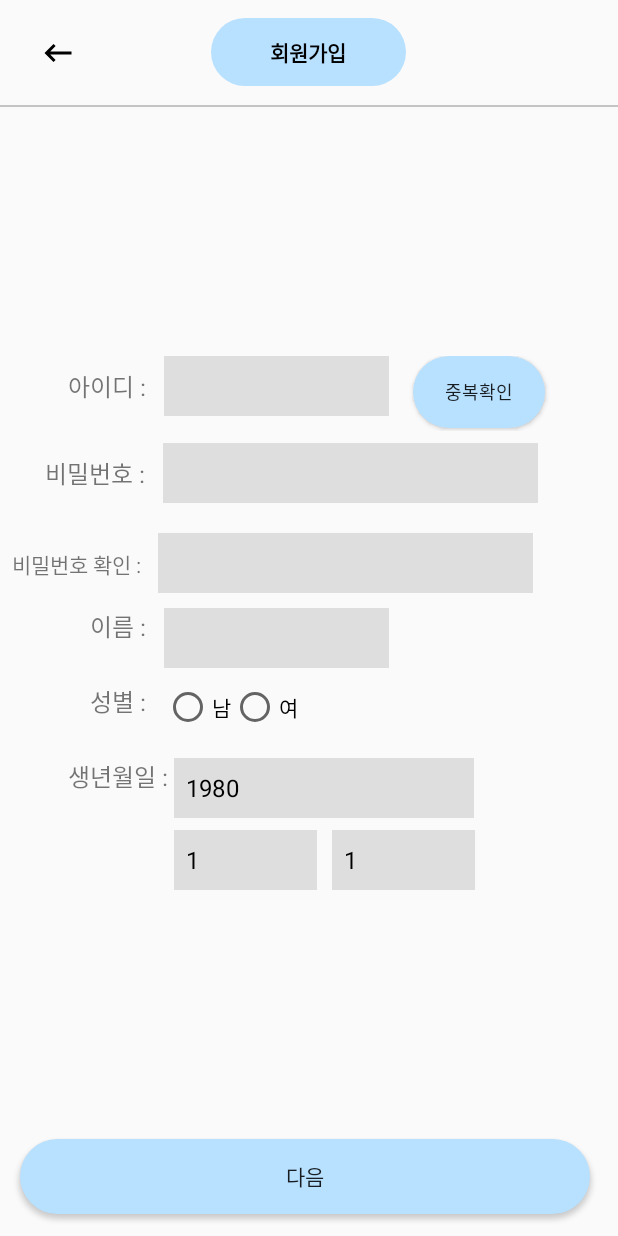
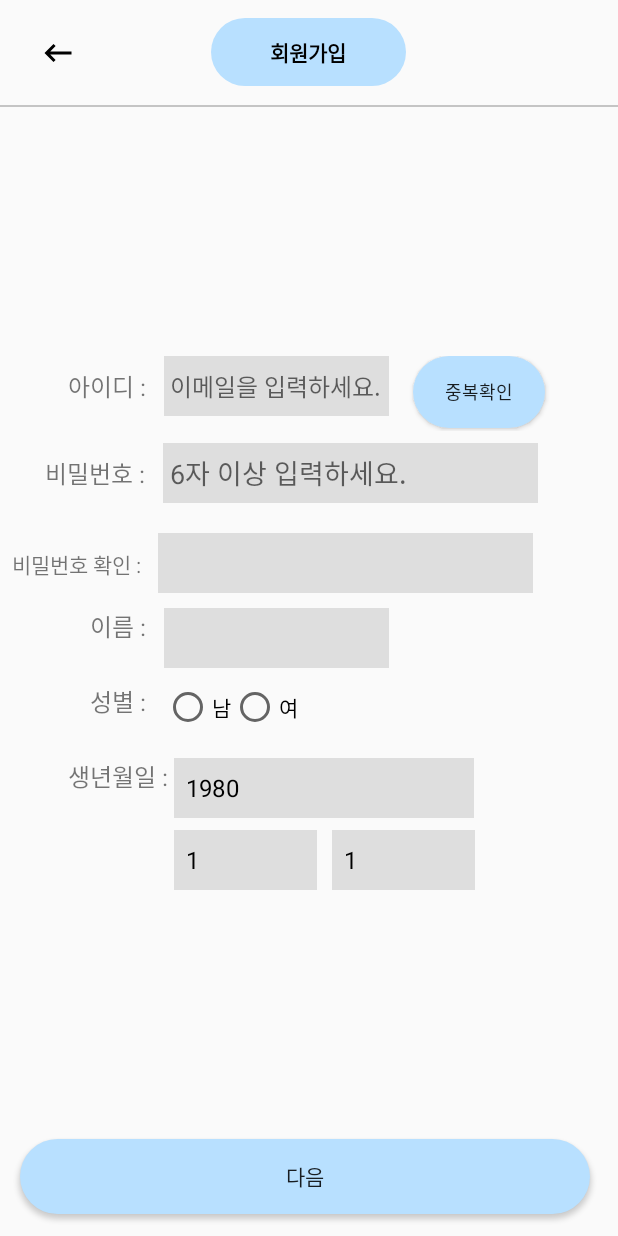
Before and after one commit to subinpark99/ToothSchedule_Project, an Android app: the SignUp screen opened directly, with no data from a screen before it, on a phone screen of 412 x 824 dp. Run offline under Robolectric (Android 15) with nearby library versions, the phone set to English and light mode, and no system bars; our stand-ins replace Firebase (no records; nobody signed in at launch, a user with empty details on screens opened directly).

Commit message:
아이디 비번 힌트

```diff
--- a/app/src/main/res/layout/signup.xml
+++ b/app/src/main/res/layout/signup.xml
@@ -72,9 +72,9 @@
             android:layout_marginEnd="16dp"
             android:layout_toRightOf="@id/tvID"
             android:background="#dedede"
+            android:hint=" 이메일을 입력하세요."
             android:inputType="textPersonName"
-
-            android:textSize="12sp" />
+            android:textSize="16sp" />
 
         <Button
             android:id="@+id/btnDoubleCheck"
@@ -107,6 +107,7 @@
             android:layout_height="40dp"
             android:layout_toRightOf="@id/tvPW"
             android:background="#dedede"
+            android:hint=" 6자 이상 입력하세요."
             android:inputType="textPassword"
             tools:ignore="TouchTargetSizeCheck,SpeakableTextPresentCheck" />
     </RelativeLayout>
```
